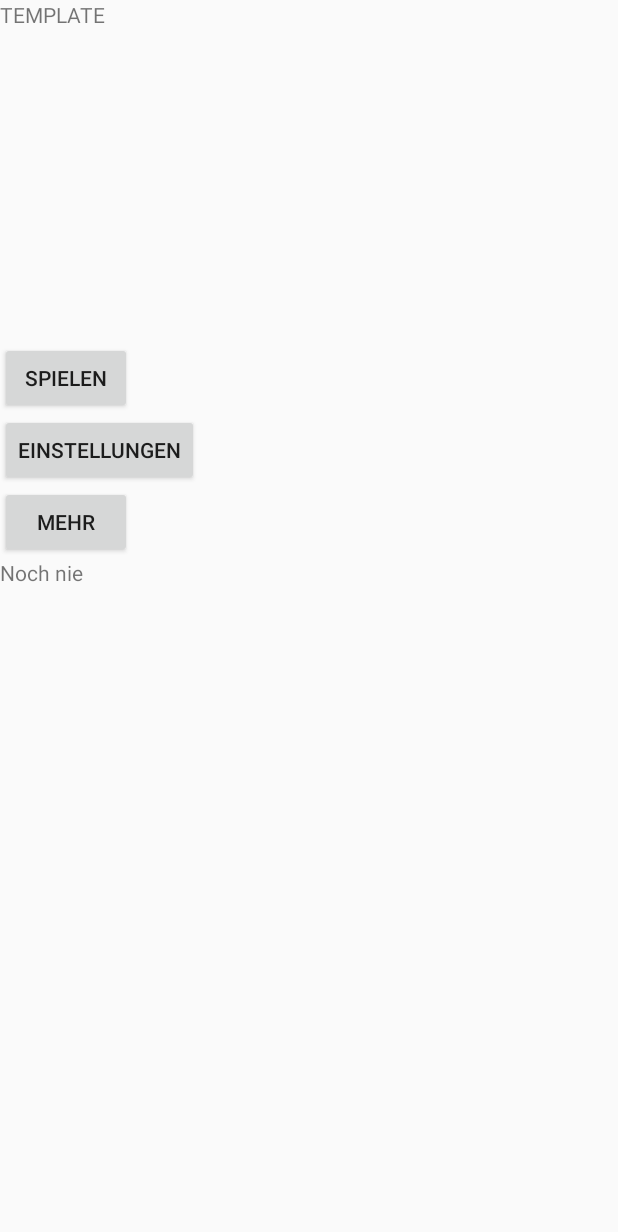
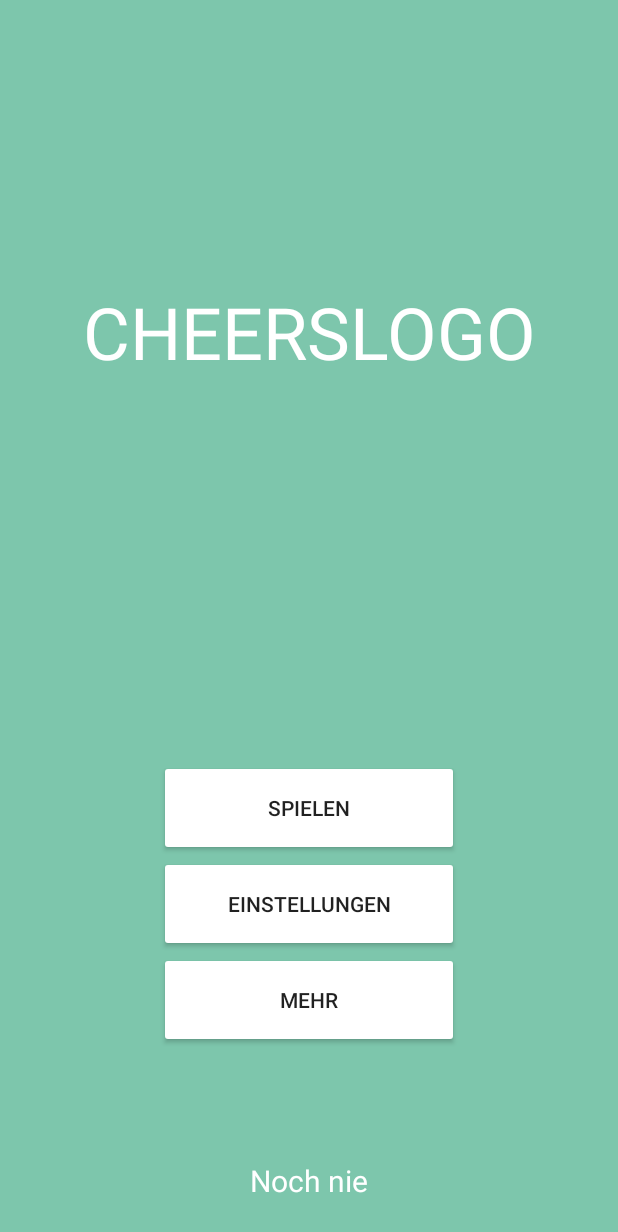
Before and after one commit to ThoMaster300/Cheers, an Android app: the screen it shows after launch (MainActivity), on a phone screen of 412 x 824 dp. Shown: the top 1232 px of the screen. Run offline under Robolectric (Android 15) with nearby library versions, the phone set to English and light mode, and no system bars.

Commit message:
Design und paar preferences hinzugefügt
Nur bissl am design geschraubt und farben geändert. Farben können im "values/colors.xml" geändert werden. bussi

```diff
--- a/app/build.gradle
+++ b/app/build.gradle
@@ -26,6 +26,7 @@ dependencies {
     })
     compile 'com.android.support:appcompat-v7:26.+'
     compile 'com.android.support:recyclerview-v7:26.+'
+    compile 'com.android.support:preference-v7:26.+'
     compile 'com.android.support.constraint:constraint-layout:1.0.2'
     compile 'com.android.support:preference-v7:26.+'
     testCompile 'junit:junit:4.12'
--- a/app/src/main/java/at/technikum_wien/cheers/MainActivity.java
+++ b/app/src/main/java/at/technikum_wien/cheers/MainActivity.java
@@ -50,12 +50,6 @@ public class MainActivity extends AppCompatActivity implements View.OnClickListe
             warningDialog.show(getFragmentManager(), "warning");
         }
         */
-
-/*
-        //Remove title bar
-        requestWindowFeature(Window.FEATURE_NO_TITLE);
-        //Remove notification bar
-        getWindow().setFlags(WindowManager.LayoutParams.FLAG_FULLSCREEN, WindowManager.LayoutParams.FLAG_FULLSCREEN);*/
         setContentView(R.layout.activity_main);
 
         //GetSetButtons
--- a/app/src/main/java/at/technikum_wien/cheers/PlayerActivity.java
+++ b/app/src/main/java/at/technikum_wien/cheers/PlayerActivity.java
@@ -28,11 +28,6 @@ public class PlayerActivity extends AppCompatActivity implements View.OnClickLis
     @Override
     protected void onCreate(Bundle savedInstanceState) {
         super.onCreate(savedInstanceState);
-      /*
-        //Remove title bar
-        requestWindowFeature(Window.FEATURE_NO_TITLE);
-        //Remove notification bar
-        getWindow().setFlags(WindowManager.LayoutParams.FLAG_FULLSCREEN, WindowManager.LayoutParams.FLAG_FULLSCREEN);*/
         setContentView(R.layout.activity_player);
 
         //GetSetIDs
--- a/app/src/main/java/at/technikum_wien/cheers/SettingsFragment.java
+++ b/app/src/main/java/at/technikum_wien/cheers/SettingsFragment.java
@@ -12,6 +12,5 @@ public class SettingsFragment extends PreferenceFragmentCompat {
     @Override
     public void onCreatePreferences(Bundle savedInstanceState, String rootKey) {
         addPreferencesFromResource(R.xml.pref_cheers);
-
     }
 }
--- a/app/src/main/java/at/technikum_wien/cheers/WarningDialogFragment.java
+++ b/app/src/main/java/at/technikum_wien/cheers/WarningDialogFragment.java
@@ -12,9 +12,6 @@ import android.os.SystemClock;
  */
 
 public class WarningDialogFragment extends DialogFragment{
-
-
-
 
     @Override
     public Dialog onCreateDialog(Bundle savedInstanceState) {
@@ -39,7 +36,6 @@ public class WarningDialogFragment extends DialogFragment{
         return builder.create();
     }
 
-
     //Wenn die Partypeople außerhalb des Dialogs drücken, wird die App auch geschlossen
     @Override
     public void onCancel(DialogInterface dialog) {
--- a/app/src/main/res/layout/activity_main.xml
+++ b/app/src/main/res/layout/activity_main.xml
@@ -5,41 +5,52 @@
     android:layout_width="match_parent"
     android:layout_height="match_parent"
     android:orientation="vertical"
-    tools:context="at.technikum_wien.cheers.MainActivity">
+    tools:context="at.technikum_wien.cheers.MainActivity"
+    android:background="@color/colorBackgroundAll"
+    android:weightSum="20">
 
     <TextView
         android:layout_width="match_parent"
-        android:layout_height="228dp"
-        android:text="TEMPLATE"/>
+        android:layout_height="0dip"
+        android:textAlignment="center"
+        android:layout_weight="11"
+        android:textSize="48dp"
+        android:gravity="center"
+        android:textColor="@color/colorText"
+        android:text="CHEERSLOGO"/>
 
     <LinearLayout
         android:layout_width="match_parent"
-        android:layout_height="match_parent"
-        android:orientation="vertical">
-        <LinearLayout
-            android:layout_width="match_parent"
-            android:layout_height="wrap_content"
-            android:orientation="vertical">
+        android:layout_height="0dip"
+        android:orientation="vertical"
+        android:gravity="center"
+        android:layout_weight="8">
         <Button
-                android:layout_width="wrap_content"
-                android:layout_height="wrap_content"
+            android:layout_width="200dp"
+            android:layout_height="64dp"
+            android:backgroundTint="@color/colorText"
             android:text="@string/play_button"
             android:id="@+id/menue_play_button"/>
         <Button
-                android:layout_width="wrap_content"
-                android:layout_height="wrap_content"
+            android:layout_width="200dp"
+            android:layout_height="64dp"
+            android:backgroundTint="@color/colorText"
             android:text="@string/settings_button"
             android:id="@+id/menue_settings_button"/>
         <Button
-                android:layout_width="wrap_content"
-                android:layout_height="wrap_content"
+            android:layout_width="200dp"
+            android:layout_height="64dp"
+            android:backgroundTint="@color/colorText"
             android:text="@string/more_button"
             android:id="@+id/menue_more_button"/>
     </LinearLayout>
     <TextView
         android:layout_width="match_parent"
-            android:layout_height="wrap_content"
-            android:height="32dp"
+        android:layout_height="0dip"
+        android:layout_margin="10dp"
+        android:layout_weight="1"
+        android:textSize="20dp"
+        android:textAlignment="center"
+        android:textColor="@color/colorText"
         android:id="@+id/lastUpdate_tv"/>
 </LinearLayout>
-</LinearLayout>
--- a/app/src/main/res/values/colors.xml
+++ b/app/src/main/res/values/colors.xml
@@ -4,5 +4,6 @@
     <color name="colorPrimaryDark">#303F9F</color>
     <color name="colorAccent">#FF4081</color>
     <color name="colorRed">#d84242</color>
-    <color name="colorWhite">#FFFFFF</color>
+    <color name="colorText">#FFFFFF</color>
+    <color name="colorBackgroundAll">#7dc6ac</color>
 </resources>
--- a/app/src/main/res/values/strings.xml
+++ b/app/src/main/res/values/strings.xml
@@ -20,8 +20,10 @@
     <string name="endScreenButtonHome">HOME</string>
     <string name="endScreenButtonRestart">RESTART</string>
 
-
-
     <string name="settings_title_textsize_question">Aufgaben-Textgröße</string>
     <string name="settings_summary_textsize_question">Klicke, um die Textgröße für die Aufgaben zu verändern</string>
+    <string name="settings_title_min_drinkAmount">Mindestschluck</string>
+    <string name="settings_summary_min_drinkAmount">Klicke, um die Mindestschluckanzahl zu ändern.</string>
+    <string name="settings_title_max_drinkAmount">Maximalschluck</string>
+    <string name="settings_summary_max_drinkAmount">Klicke, um die Maximalschluckanzahl zu ändern.</string>
 </resources>
```
Also changed, not shown: app/src/main/java/at/technikum_wien/cheers/QuestionActivity.java (+22 -12 lines), app/src/main/java/at/technikum_wien/cheers/SettingsActivity.java (+0 -10 lines), app/src/main/res/layout/activity_player.xml (+16 -5 lines), app/src/main/res/layout/activity_question.xml (+5 -2 lines), app/src/main/res/layout/activity_settings.xml (+5 -2 lines), app/src/main/res/layout/player_entry_layout.xml (+22 -8 lines), app/src/main/res/xml/pref_cheers.xml (+19 -0 lines). Lines whose indentation alone changed are shown as unchanged.
